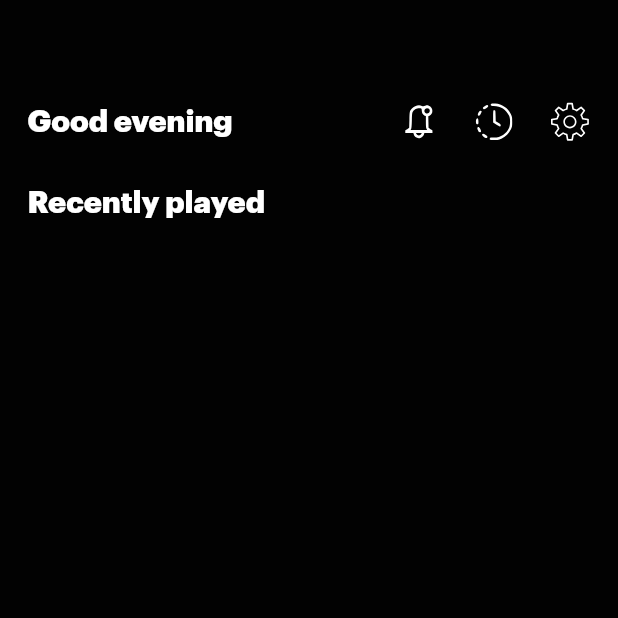
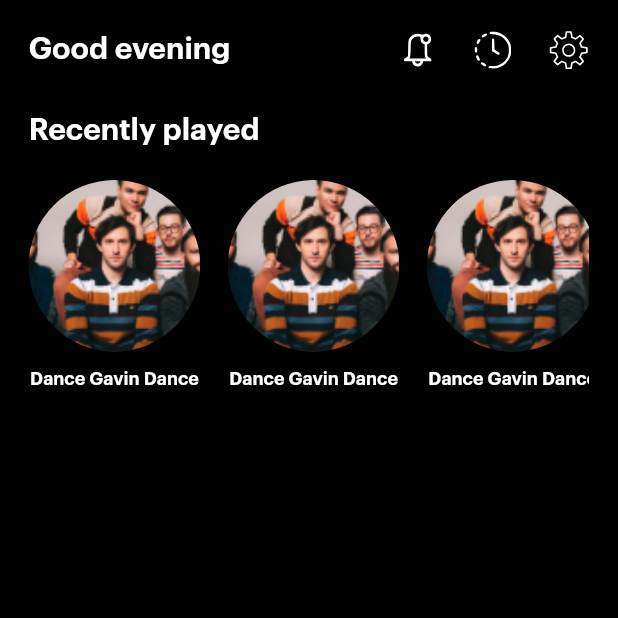
Before and after one commit to Lokki16/spotify, a Flutter app: the screen it shows after launch, on a phone screen of 412 x 824 dp, the top half of it. Run offline on Flutter 3.47's test engine with Material 2 defaults, Android fonts, the phone set to English and light mode, and no system bars; our stand-ins replace firebase_core, flutter_screenutil, flutter_svg; accounts and stored records are empty.

Commit message:
Updated home page
Added style and changed ButtonWithIcon widget

```diff
--- a/lib/presentation/pages/home.dart
+++ b/lib/presentation/pages/home.dart
@@ -5,10 +5,17 @@ class Home extends StatelessWidget {
 
   @override
   Widget build(BuildContext context) {
+    var listOfArtistsAndAlbums = List<Map<String, dynamic>>.filled(10, {
+      'name': 'Dance Gavin Dance',
+      'image': 'assets/img/artist.png',
+      'onTap': () {},
+    });
+
     return Scaffold(
-      body: Padding(
-        padding:
-            EdgeInsets.only(top: 56.h, bottom: 16.h, left: 16.w, right: 16.w),
+      body: SafeArea(
+        child: SingleChildScrollView(
+          child: Padding(
+            padding: EdgeInsets.all(16.h),
             child: SpacedColumn(
               space: 24,
               children: [
@@ -29,11 +36,13 @@ class Home extends StatelessWidget {
                     },
                   ],
                 ),
-            const ListOfActorsAndPlaylists(
-              name: 'Recently played',
-              actorsAndPlaylists: [],
+                ListOfArtistsAndAlbums(
+                  title: 'Recently played',
+                  artistsAndAlbums: listOfArtistsAndAlbums,
                 )
               ],
+            ),
+          ),
         ),
       ),
     );
@@ -57,7 +66,7 @@ class Greetings extends StatelessWidget {
       children: [
         Text(
           greetings,
-          style: ThemeTextGraphik.graphik20,
+          style: ThemeTextSemibold.graphik20,
         ),
         SpacedRow(
           space: 20,
@@ -74,14 +83,14 @@ class Greetings extends StatelessWidget {
   }
 }
 
-class ListOfActorsAndPlaylists extends StatelessWidget {
-  final String name;
-  final List<Widget> actorsAndPlaylists;
+class ListOfArtistsAndAlbums extends StatelessWidget {
+  final String title;
+  final List<Map<String, dynamic>> artistsAndAlbums;
 
-  const ListOfActorsAndPlaylists({
+  const ListOfArtistsAndAlbums({
     Key? key,
-    required this.name,
-    required this.actorsAndPlaylists,
+    required this.title,
+    required this.artistsAndAlbums,
   }) : super(key: key);
 
   @override
@@ -90,8 +99,22 @@ class ListOfActorsAndPlaylists extends StatelessWidget {
       space: 16,
       children: [
         Text(
-          name,
-          style: ThemeTextGraphik.graphik20,
+          title,
+          style: ThemeTextSemibold.graphik20,
+        ),
+        SingleChildScrollView(
+          scrollDirection: Axis.horizontal,
+          child: SpacedRow(
+            space: 16,
+            children: [
+              for (var image in artistsAndAlbums)
+                ButtonWithIcon(
+                  name: image['name'],
+                  image: image['image'],
+                  onTap: image['onTap'],
+                ),
+            ],
+          ),
         ),
       ],
     );
--- a/lib/presentation/template/theme/theme_text_style.dart
+++ b/lib/presentation/template/theme/theme_text_style.dart
@@ -1,8 +1,16 @@
 import 'package:spotify/presentation/template/base/template.dart';
 
-class ThemeTextGraphik {
+class ThemeTextSemibold {
   static const fontWeight = FontWeight.w600;
-  static const fontFamily = "GraphikBlack";
+  static const fontFamily = "GraphikSemibold";
+
+  static const graphik12 = TextStyle(
+    color: ThemeColors.white,
+    fontWeight: fontWeight,
+    fontFamily: fontFamily,
+    fontStyle: FontStyle.normal,
+    fontSize: 12.0,
+  );
 
   static const graphik20 = TextStyle(
     color: ThemeColors.white,
--- a/lib/presentation/widgets/buttons/button_with_icon.dart
+++ b/lib/presentation/widgets/buttons/button_with_icon.dart
@@ -2,13 +2,13 @@ import 'package:spotify/presentation/template/base/template.dart';
 
 class ButtonWithIcon extends StatelessWidget {
   final String name;
-  final String icon;
+  final String image;
   final VoidCallback onTap;
 
   const ButtonWithIcon({
     Key? key,
     required this.name,
-    required this.icon,
+    required this.image,
     required this.onTap,
   }) : super(key: key);
 
@@ -20,17 +20,22 @@ class ButtonWithIcon extends StatelessWidget {
           onTap: onTap,
           child: Container(
             width: 100.w,
-            height: 89.h,
+            height: 100.h,
             decoration: BoxDecoration(
-              borderRadius: BorderRadius.circular(6.r),
+              shape: BoxShape.circle,
               image: DecorationImage(
-                image: NetworkImage(icon),
+                image: AssetImage(image),
                 fit: BoxFit.cover,
               ),
             ),
           ),
         ),
-        SizedBox(height: 5.h),
+        SizedBox(height: 8.h),
+        Text(
+          name,
+          style: ThemeTextSemibold.graphik12,
+          overflow: TextOverflow.ellipsis,
+        ),
       ],
     );
   }
--- a/pubspec.yaml
+++ b/pubspec.yaml
@@ -1,7 +1,7 @@
 name: spotify
 description: Spotify analog project.
 
-publish_to: 'none'
+publish_to: "none"
 
 version: 1.0.0+1
 
@@ -25,6 +25,8 @@ flutter:
   uses-material-design: true
 
   assets:
+    - assets/img/artist.png
+
     - assets/icons/history.svg
     - assets/icons/notifications.svg
     - assets/icons/settings.svg
```
Also changed, not shown: assets/img/artist.png (added). Lines whose indentation alone changed are shown as unchanged.
